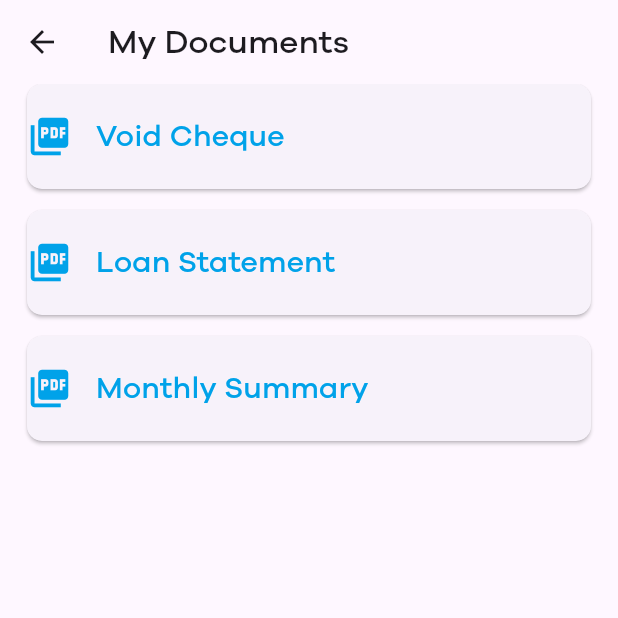
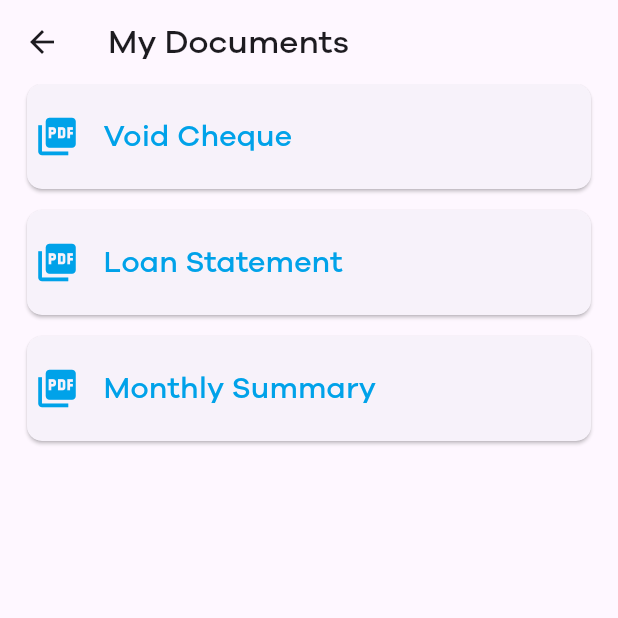
Before and after one commit to Robotronut/smartie, a Flutter app: the DocumentWidget screen opened directly, on a phone screen of 412 x 824 dp, the top half of it. Run offline on Flutter 3.47's test engine with Material 3 defaults, Android fonts, the light colour scheme and no system bars; our stand-ins replace camera, easy_localization, google_sign_in, intl_phone_field, pinput; missing offline and left inert: pdfrx.

Commit message:
button padding

```diff
--- a/lib/summary_screen.dart
+++ b/lib/summary_screen.dart
@@ -868,7 +868,7 @@ class DocumentWidget extends StatelessWidget {
             ),
             child: ElevatedButton(
               style: ElevatedButton.styleFrom(
-                padding: EdgeInsets.symmetric(vertical: 20.0),
+                padding: EdgeInsets.symmetric(vertical: 20.0, horizontal: 5.0),
                 shape: RoundedRectangleBorder(
                   borderRadius: BorderRadius.circular(10.0),
                 ),
```
